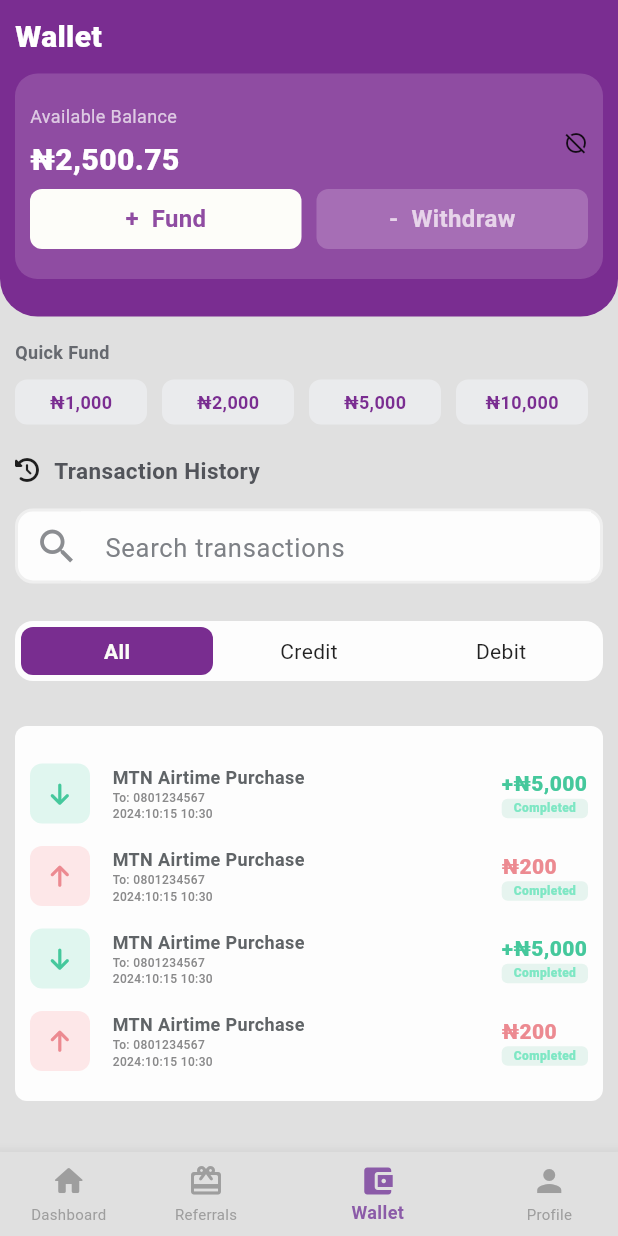
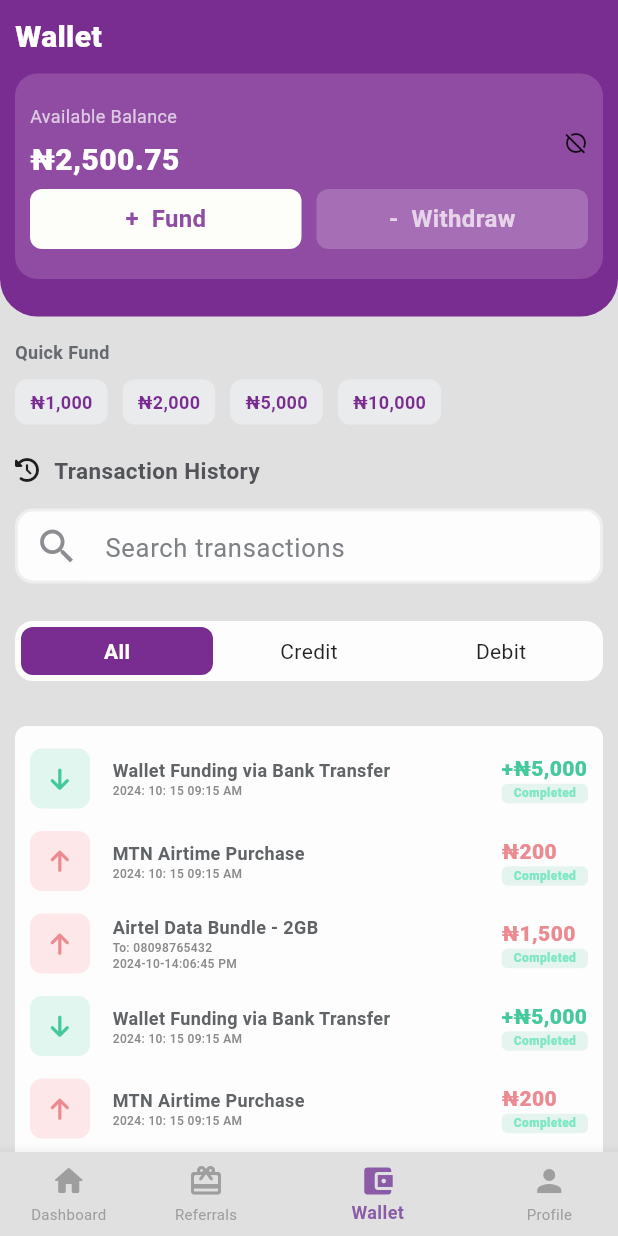
Before and after one commit to abduleneye/chit_chat, a Flutter app: the screen it shows after launch, item 3 of the bottom bar chosen, on a phone screen of 412 x 824 dp. Run offline on Flutter 3.47's test engine with Material 3 defaults, Android fonts, the phone set to English and light mode, and no system bars; our stand-ins replace cloud_firestore, firebase_auth, firebase_core, fluttertoast, font_awesome_flutter; missing offline and left inert: dart:ffi; accounts and stored records are empty.

Commit message:
Implemented Wallet screen Fixed jumping container by assigning fixed height and making list scrollable need (Better implementation of filtering) other issues remain

```diff
--- a/lib/vtu/mine/vtu_ui_components/transaction_history_container.dart
+++ b/lib/vtu/mine/vtu_ui_components/transaction_history_container.dart
@@ -52,21 +52,22 @@ class TransactionHistoryContainer extends StatelessWidget {
                   child: Column(
                     crossAxisAlignment: CrossAxisAlignment.start,
                     children: [
-                      Text("MTN Airtime Purchase",
+                      Text(transactionName,
                           style: TextStyle(
                               fontSize: 12,
                               color: Color(0xFF606467),
                               fontWeight: FontWeight.w700),
                           overflow: TextOverflow.ellipsis),
+                      if (transactionTo != null)
                         Text(
-                        "To: 0801234567",
+                          transactionTo!,
                           style: TextStyle(
                               fontSize: 8,
                               color: Color(0xFF89898A),
                               fontWeight: FontWeight.w500),
                         ),
                       Text(
-                        "2024:10:15 10:30",
+                        transactionDataTime,
                         style: TextStyle(
                             fontSize: 8,
                             color: Color(0xFF89898A),
--- a/lib/vtu/mine/wallet_screen.dart
+++ b/lib/vtu/mine/wallet_screen.dart
@@ -34,6 +34,14 @@ class _WalletScreenState extends State<WalletScreen> {
       transactionStatus: 'Completed',
     ),
     TransactionHistoryContainer(
+      credit: false,
+      transactionName: 'Airtel Data Bundle - 2GB',
+      transactionDataTime: '2024-10-14:06:45 PM',
+      transactionAmount: '1,500',
+      transactionStatus: 'Completed',
+      transactionTo: "To: 08098765432",
+    ),
+    TransactionHistoryContainer(
       credit: true,
       transactionName: 'Wallet Funding via Bank Transfer',
       transactionDataTime: '2024: 10: 15 09:15 AM',
@@ -47,6 +55,15 @@ class _WalletScreenState extends State<WalletScreen> {
       transactionAmount: '200',
       transactionStatus: 'Completed',
     ),
+    TransactionHistoryContainer(
+      credit: false,
+      transactionName: 'Airtel Data Bundle - 2GB',
+      transactionDataTime: '2024-10-14:06:45 PM',
+      transactionAmount: '1,500',
+      transactionStatus: 'Completed',
+      transactionTo: "To: 08098765432",
+    ),
+
   ];
   List<TransactionHistoryContainer> get creditTransactionHistory =>
       allTransactionHistory.where((item) => item.credit).toList();
@@ -184,7 +201,7 @@ class _WalletScreenState extends State<WalletScreen> {
               child: Column(
                 crossAxisAlignment: CrossAxisAlignment.start,
                 children: [
-                  //Quick Select Section
+                  //Quick Fund Section
                   // const SizedBox(height: 10,),
                   const Text(
                     "Quick Fund",
@@ -198,7 +215,10 @@ class _WalletScreenState extends State<WalletScreen> {
                   ),
                   Column(
                     children: [
-                      Row(
+                     SizedBox(
+                       height:30,
+                       child:  ListView(
+                         scrollDirection: Axis.horizontal,
                          children: [
                            QuickSelectContainer(amount: '1,000'),
                            QuickSelectContainer(amount: '2,000'),
@@ -207,9 +227,12 @@ class _WalletScreenState extends State<WalletScreen> {
                            ),
                            QuickSelectContainer(
                              amount: '10,000',
-                          )
+                           ),
+
                          ],
                        ),
+                     )
+
                     ],
                   ),
 
@@ -354,18 +377,14 @@ class _WalletScreenState extends State<WalletScreen> {
 
                   //Transaction History Holder section
                   Container(
+                    height: 300,
                     padding: EdgeInsets.only(
-                        left: 10, right: 10, bottom: 20, top: 10),
+                        left: 10, right: 10, bottom: 20, top: 0),
                     width: double.infinity,
                     decoration: BoxDecoration(
                         color: Color(0xFFFDFDFD),
                         borderRadius: BorderRadius.circular(8)),
-                    child: Center(
-                      child:  AnimatedSwitcher(
-                        duration: const Duration(milliseconds: 300),
                     child: _buildTabContent(selected),
-                      ),
-                    ),
                   ),
                 ],
               ))
@@ -380,7 +399,7 @@ class _WalletScreenState extends State<WalletScreen> {
       case 'All':
         return  ListView.builder(
             shrinkWrap: true,
-            physics: NeverScrollableScrollPhysics(),
+           // physics: NeverScrollableScrollPhysics(),
             padding: EdgeInsets.symmetric(vertical: 0),
             itemCount: allTransactionHistory.length,
             itemBuilder: (context, index) {
@@ -425,7 +444,7 @@ class _WalletScreenState extends State<WalletScreen> {
                 transactionStatus: debitTransactionHistory[index].transactionStatus,
                 transactionTo: debitTransactionHistory[index].transactionTo,
               );
-            });;
+            });
       default:
         return const SizedBox();
     }
```
Lines whose indentation alone changed are shown as unchanged.
